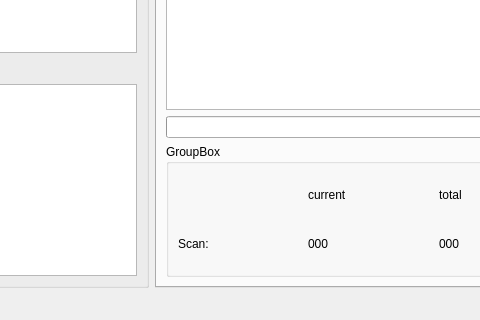
Above: lib/StepScan_GUI.ui from steinnymir/StepScanMeter before the change; both pictures show x 135 to 615 and y 544 to 864 of the 1337 by 864 pixel window. Below: the same form after it.
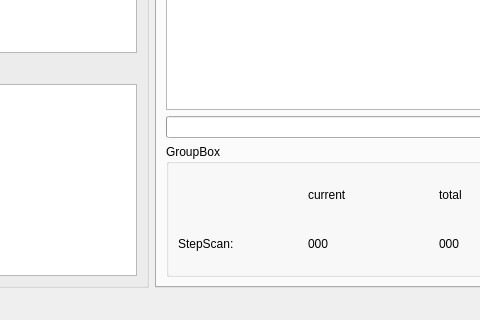
That is the form after the change. Custom widgets are drawn as their Qt base class.

Commit message: now scan plots properly started migration of classes to StepScan class for scanning, not completed yet, stil backwords compatible

The edit to the form file:
```diff
--- a/lib/StepScan_GUI.ui
+++ b/lib/StepScan_GUI.ui
@@ -208,7 +208,7 @@
               <item row="1" column="0">
                <widget class="QLabel" name="label">
                 <property name="text">
-                 <string>Scan:</string>
+                 <string>StepScan:</string>
                 </property>
                </widget>
               </item>
```
The commit also changes 4 other files.
